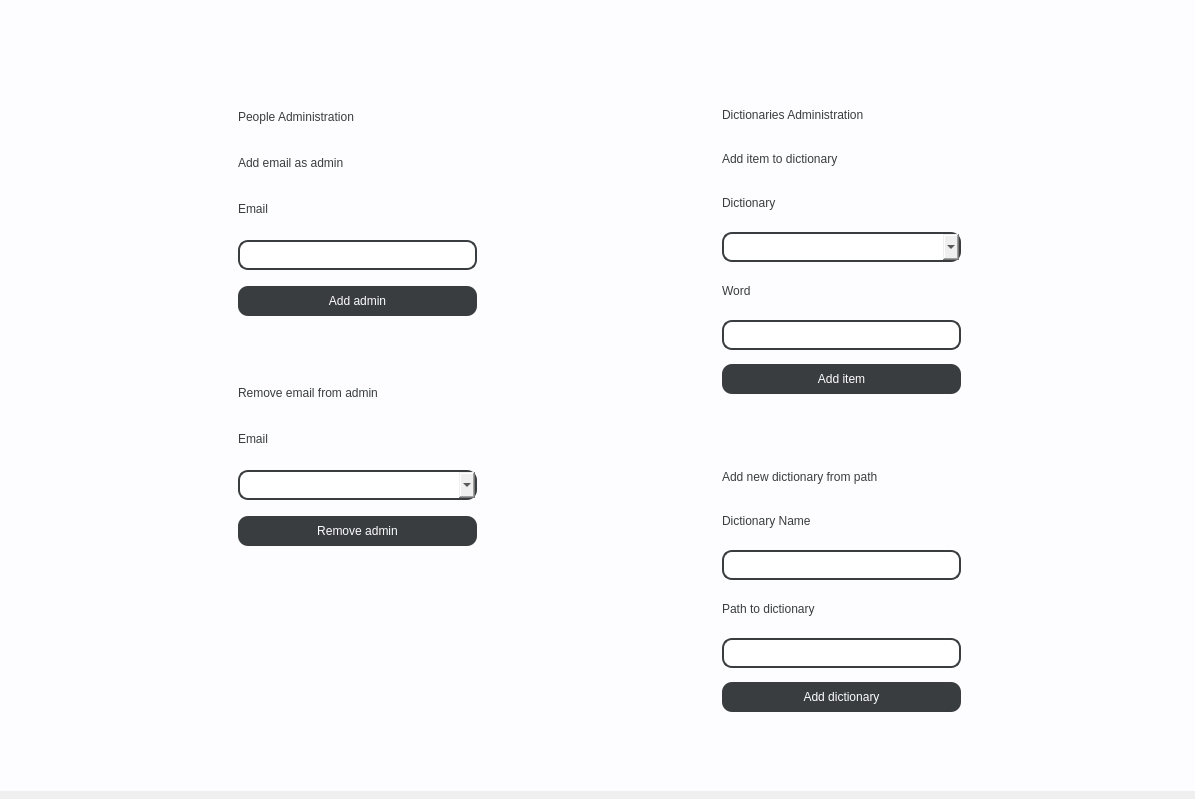
This is venv/UI/admin.ui in wcislak97/PKracker as Qt 5 draws it before an edit. The edited form follows.
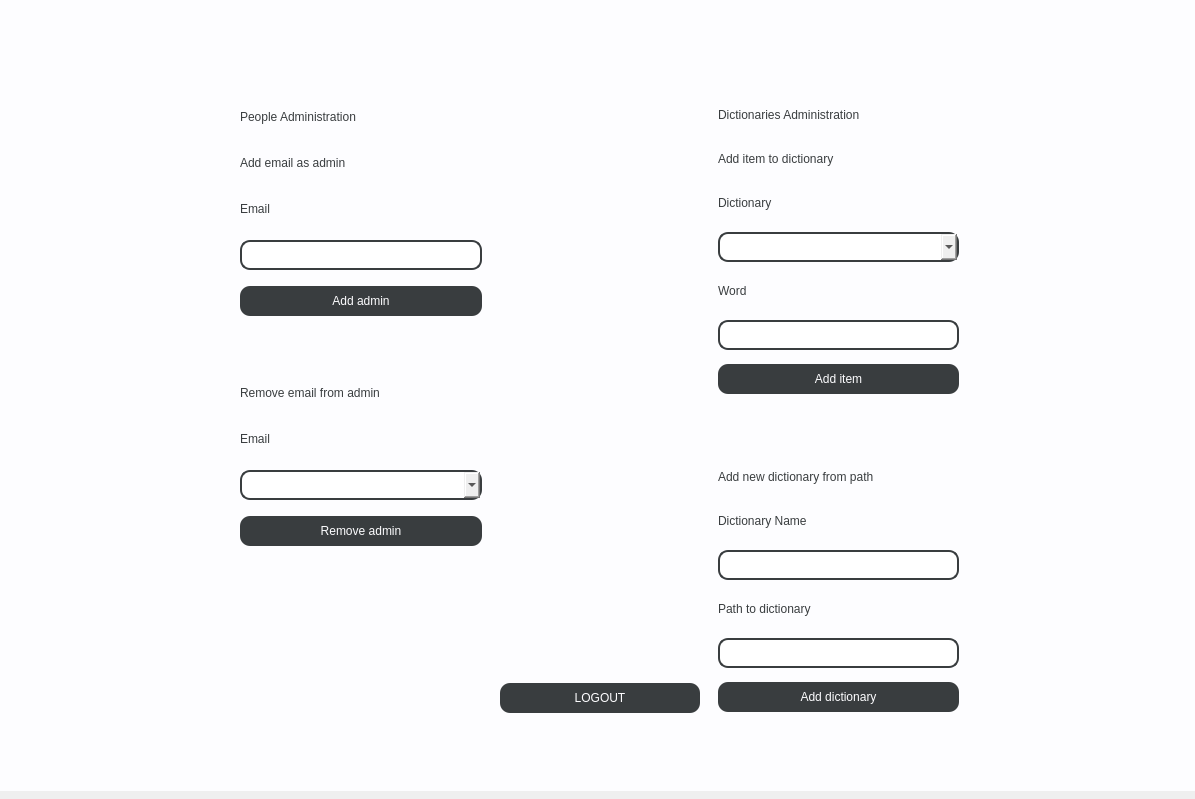
This is the edited form.

Commit message: ui refactor dictionary method added

Patch:
```diff
--- a/venv/UI/admin.ui
+++ b/venv/UI/admin.ui
@@ -411,17 +411,54 @@
       </layout>
      </item>
      <item>
-      <spacer name="horizontalSpacer_3">
+      <widget class="QGroupBox" name="verticalGroupBox">
+       <property name="styleSheet">
+        <string notr="true">border:0px</string>
+       </property>
+       <layout class="QVBoxLayout" name="verticalLayout_3">
+        <item>
+         <spacer name="verticalSpacer_2">
        <property name="orientation">
-        <enum>Qt::Horizontal</enum>
+           <enum>Qt::Vertical</enum>
+          </property>
+          <property name="sizeType">
+           <enum>QSizePolicy::Fixed</enum>
        </property>
        <property name="sizeHint" stdset="0">
         <size>
-         <width>40</width>
-         <height>20</height>
+            <width>20</width>
+            <height>500</height>
         </size>
        </property>
       </spacer>
+        </item>
+        <item>
+         <widget class="QPushButton" name="btn_logout">
+          <property name="minimumSize">
+           <size>
+            <width>200</width>
+            <height>30</height>
+           </size>
+          </property>
+          <property name="maximumSize">
+           <size>
+            <width>300</width>
+            <height>16777215</height>
+           </size>
+          </property>
+          <property name="styleSheet">
+           <string notr="true">font: 63 10pt &quot;Saira SemiCondensed SemiBold&quot;;
+background-color: rgb(57, 61, 63);
+color: rgb(253, 253, 255);
+border-radius: 10px;</string>
+          </property>
+          <property name="text">
+           <string>LOGOUT</string>
+          </property>
+         </widget>
+        </item>
+       </layout>
+      </widget>
      </item>
      <item>
       <layout class="QVBoxLayout" name="verticalLayout_2">
```
Lines whose indentation alone changed are shown as unchanged. The commit also changes 4 other files.
